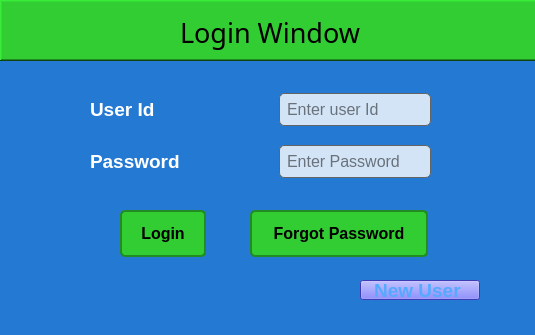
This is mainwindow.ui in Kesharipappu/Login_Window_SQLITE as Qt 5 draws it before an edit. The edited form follows.
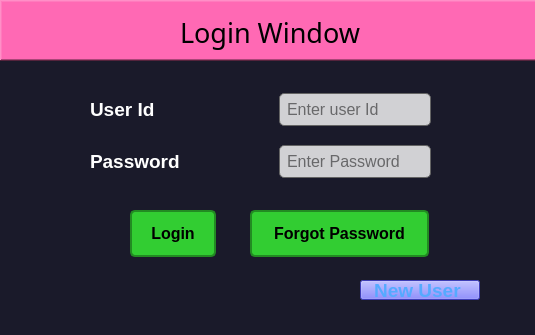
This is the edited form.

Patch:
```diff
--- a/mainwindow.ui
+++ b/mainwindow.ui
@@ -16,7 +16,7 @@
   <property name="styleSheet">
    <string notr="true">/*background-color: rgb(230, 230, 250);*/
 /*background-color: rgb(30, 144, 255);*/
-background-color: rgb(36, 121, 211);</string>
+background-color: #1A1A2A</string>
   </property>
   <widget class="QWidget" name="centralwidget">
    <widget class="QWidget" name="layoutWidget_2">
@@ -43,7 +43,7 @@
          <property name="styleSheet">
           <string notr="true">/*color: rgb(255, 255, 255);*/
 color: rgb(255, 255, 255); /* White text */
-background-color: rgb(36, 121, 211); /* Match window background */
+/*background-color: #1A1A2A /* Match window background */
 padding: 5px; /* Padding for better readability */
 font-family: Arial, sans-serif; /* Modern, clean font */
 font-weight: bold; /* Bold text */
@@ -107,7 +107,7 @@
           <string notr="true">/*color: rgb(255, 255, 255);*/
 /*color: rgb(255, 255, 255);*/
 color: rgb(255, 255, 255); /* White text */
-background-color: rgb(36, 121, 211); /* Match window background */
+/*background-color: rgb(36, 121, 211); /* Match window background */
 padding: 5px; /* Padding for better readability */
 font-family: Arial, sans-serif; /* Modern, clean font */
 font-weight: bold; /* Bold text */
@@ -168,7 +168,18 @@
     </property>
     <property name="styleSheet">
      <string notr="true">/*background-color: rgb(135, 206, 250);*/
-background-color: rgb(50, 205, 50);</string>
+/*background-color: rgb(50, 205, 50);*/
+/*background-color: rgb(255, 140, 0);*/
+/*background-color: rgb(42, 42, 74);*/
+/*background-color: rgb(26, 74, 74);*/
+/*background-color: rgb(26, 42, 74);*/
+/*background-color: rgb(74, 74, 42);*/
+/*background-color: rgb(74, 74, 90);*/
+/*background-color: rgb(42, 42, 58);*/
+/*background-color: rgb(0, 255, 255);*/
+background-color: rgb(255, 105, 180);
+/*background-color: rgb(26, 26, 42);*/
+/*background-color: rgb(255, 140, 0);*/</string>
     </property>
     <property name="frameShape">
      <enum>QFrame::WinPanel</enum>
@@ -243,7 +254,7 @@
      <rect>
       <x>250</x>
       <y>210</y>
-      <width>178</width>
+      <width>179</width>
       <height>47</height>
      </rect>
     </property>
@@ -305,7 +316,7 @@
    <widget class="QPushButton" name="Loginbutton">
     <property name="geometry">
      <rect>
-      <x>120</x>
+      <x>130</x>
       <y>210</y>
       <width>86</width>
       <height>47</height>
```
